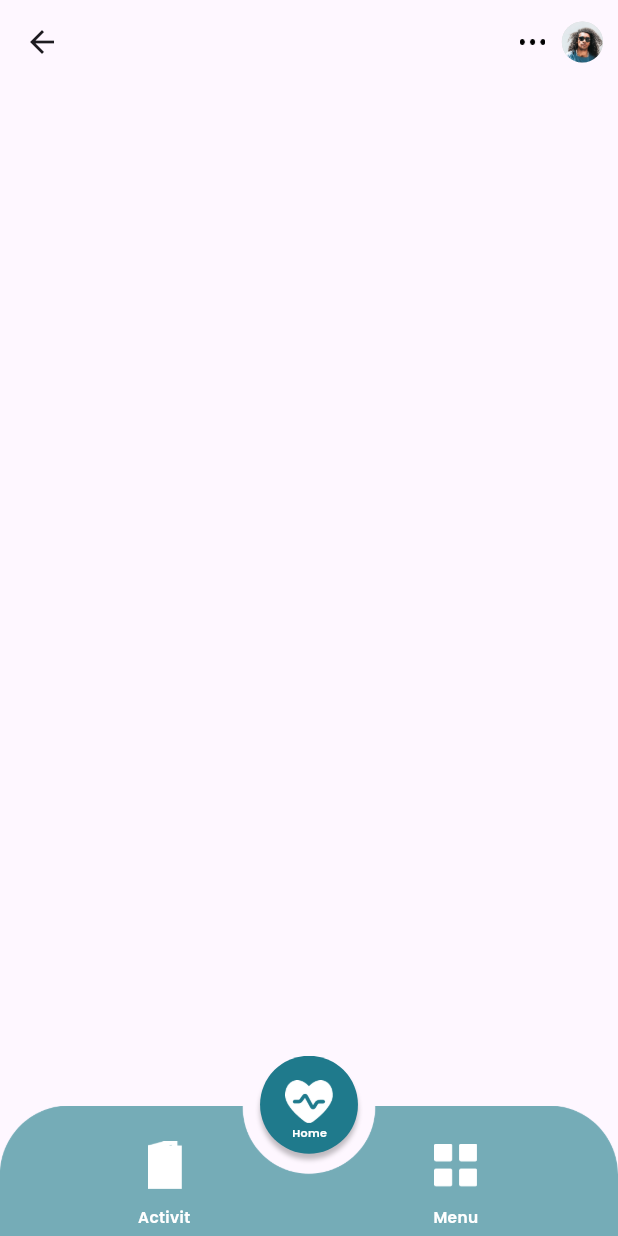
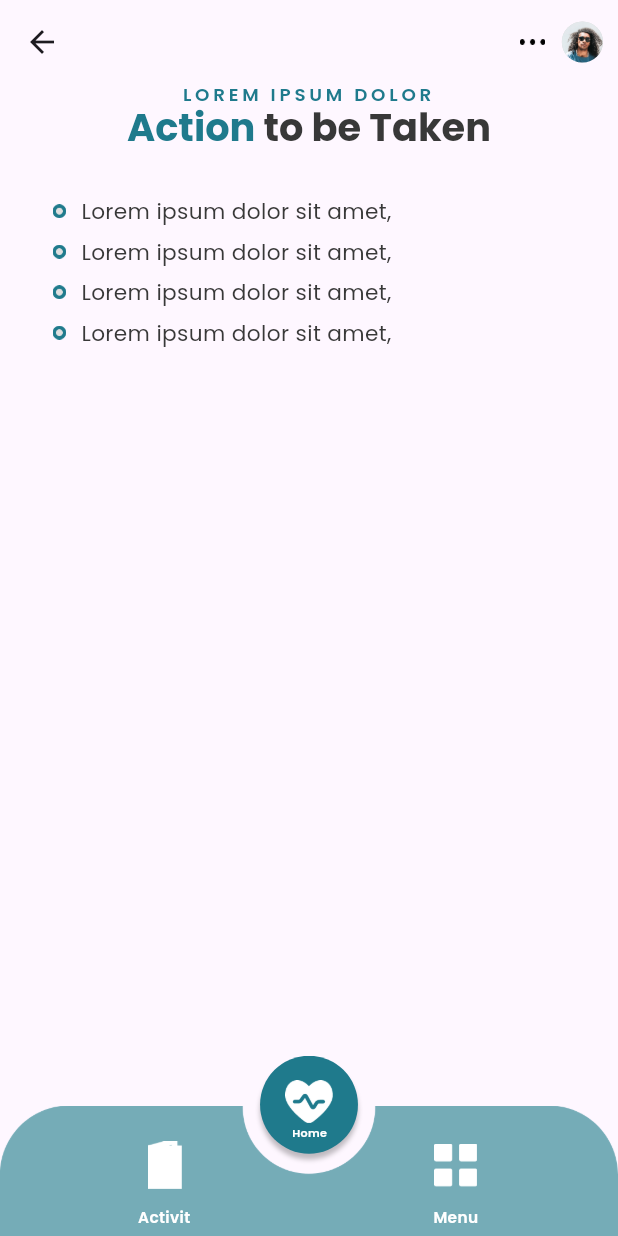
Before and after one commit to tavkeer/demo, a Flutter app: the ActionScreen screen opened directly, on a phone screen of 412 x 824 dp. Run offline on Flutter 3.47's test engine with Material 2 defaults, Android fonts, the light colour scheme and no system bars; our stand-ins replace google_fonts, percent_indicator, roundcheckbox.

Commit message:
final commit

```diff
--- a/lib/main.dart
+++ b/lib/main.dart
@@ -12,7 +12,7 @@ class MyApp extends StatelessWidget {
     return MaterialApp(
       debugShowCheckedModeBanner: false,
       theme: ThemeData(useMaterial3: true),
-      home: const MessageScreen(),
+      home: const LandingScreen(),
     );
   }
 }
--- a/lib/screens.dart
+++ b/lib/screens.dart
@@ -18,3 +18,5 @@ export 'package:demo/common_widgets/social_row.dart';
 export 'package:demo/views/sign_up/sign_up.dart';
 export 'package:demo/views/set_goals/components/check_boxlist.dart';
 export 'package:percent_indicator/circular_percent_indicator.dart';
+export 'package:demo/views/action_screen/action_screen.dart';
+export 'package:demo/views/sliding_pages_navigator/sliding_pages.dart';
--- a/lib/views/action_screen/action_screen.dart
+++ b/lib/views/action_screen/action_screen.dart
@@ -1,3 +1,4 @@
+// ignore_for_file: public_member_api_docs, sort_constructors_first
 import 'package:demo/screens.dart';
 
 class ActionScreen extends StatelessWidget {
@@ -9,6 +10,7 @@ class ActionScreen extends StatelessWidget {
     double fem = MediaQuery.of(context).size.width / baseWidth;
     double ffem = fem * 0.97;
     String androidPath = "assets/android-design/images";
+    final double width = MediaQuery.of(context).size.width;
     return Scaffold(
       appBar: AppBar(
         leading: IconButton(
@@ -45,8 +47,140 @@ class ActionScreen extends StatelessWidget {
           const SizedBox(width: 10),
         ],
       ),
+      body: SizedBox(
+        // autogroupc9rqwn6 (A5XfoVUeUR1o2MbucvC9RQ)
+
+        width: width,
+        child: Column(
+          crossAxisAlignment: CrossAxisAlignment.center,
+          children: [
+            SizedBox(
+              // group518quQ (165:515)
+
+              width: width,
+              child: Column(
+                crossAxisAlignment: CrossAxisAlignment.center,
+                children: [
+                  Container(
+                    // loremipsumdolorkmU (165:516)
+                    margin:
+                        EdgeInsets.fromLTRB(0 * fem, 0 * fem, 0 * fem, 2 * fem),
+                    child: Text(
+                      'LOREM IPSUM DOLOR',
+                      textAlign: TextAlign.center,
+                      style: safeGoogleFont(
+                        'Poppins',
+                        fontSize: 11 * ffem,
+                        fontWeight: FontWeight.w600,
+                        height: 1.2200000069 * ffem / fem,
+                        letterSpacing: 2.2 * fem,
+                        color: const Color(0xff1f7a8c),
+                      ),
+                    ),
+                  ),
+                  RichText(
+                    // actiontobetakene6A (165:517)
+                    textAlign: TextAlign.center,
+                    text: TextSpan(
+                      style: safeGoogleFont(
+                        'Poppins',
+                        fontSize: 23 * ffem,
+                        fontWeight: FontWeight.w700,
+                        height: 1.2200000597 * ffem / fem,
+                        color: const Color(0xff383838),
+                      ),
+                      children: [
+                        TextSpan(
+                          text: 'Action',
+                          style: safeGoogleFont(
+                            'Poppins',
+                            fontSize: 23 * ffem,
+                            fontWeight: FontWeight.w700,
+                            height: 1.2200000597 * ffem / fem,
+                            color: const Color(0xff1f7a8c),
+                          ),
+                        ),
+                        const TextSpan(
+                          text: ' to be Taken',
+                        ),
+                      ],
+                    ),
+                  ),
+                  const SizedBox(height: 30),
+                  ActionList(
+                    text: "Lorem ipsum dolor sit amet, ",
+                    width: width,
+                  ),
+                  const SizedBox(height: 10),
+                  ActionList(
+                    text: "Lorem ipsum dolor sit amet, ",
+                    width: width,
+                  ),
+                  const SizedBox(height: 10),
+                  ActionList(
+                    text: "Lorem ipsum dolor sit amet, ",
+                    width: width,
+                  ),
+                  const SizedBox(height: 10),
+                  ActionList(
+                    text: "Lorem ipsum dolor sit amet, ",
+                    width: width,
+                  )
+                ],
+              ),
+            ),
+          ],
+        ),
+      ),
       bottomNavigationBar:
           BottomNavBar(fem: fem, androidPath: androidPath, ffem: ffem),
     );
   }
 }
+
+class ActionList extends StatelessWidget {
+  final String text;
+  final double width;
+
+  const ActionList({
+    Key? key,
+    required this.text,
+    required this.width,
+  }) : super(key: key);
+
+  @override
+  Widget build(BuildContext context) {
+    double baseWidth = 360;
+    double fem = MediaQuery.of(context).size.width / baseWidth;
+    double ffem = fem * 0.97;
+    String androidPath = "assets/android-design/images";
+    return Container(
+      // group557fot (165:605)
+
+      width: width,
+      padding: const EdgeInsets.only(left: 35),
+      child: Row(
+        mainAxisAlignment: MainAxisAlignment.start,
+        crossAxisAlignment: CrossAxisAlignment.center,
+        children: [
+          Image.asset(
+            "$androidPath/group-556.png",
+            width: 8 * fem,
+            height: 8 * fem,
+          ),
+          const SizedBox(width: 10),
+          Text(
+            text,
+            style: safeGoogleFont(
+              'Poppins',
+              fontSize: 13 * ffem,
+              fontWeight: FontWeight.w400,
+              height: 1.220000047 * ffem / fem,
+              color: const Color(0xff383838),
+            ),
+          ),
+        ],
+      ),
+    );
+  }
+}
--- a/lib/views/log_in/body.dart
+++ b/lib/views/log_in/body.dart
@@ -231,7 +231,7 @@ class Body extends StatelessWidget {
                             onTap: () => Navigator.push(
                               context,
                               MaterialPageRoute(
-                                builder: (context) => const MessageScreen(),
+                                builder: (context) => const SlidingPages(),
                               ),
                             ),
                             child: Text(
--- a/lib/views/sign_up/body.dart
+++ b/lib/views/sign_up/body.dart
@@ -185,7 +185,7 @@ class Body extends StatelessWidget {
                     onTap: () => Navigator.push(
                       context,
                       MaterialPageRoute(
-                        builder: (context) => const MessageScreen(),
+                        builder: (context) => const SlidingPages(),
                       ),
                     ),
                     child: SignUpButton(fem: fem, ffem: ffem),
--- /dev/null
+++ b/lib/views/sliding_pages_navigator/sliding_pages.dart
@@ -0,0 +1,30 @@
+import 'package:demo/screens.dart';
+import 'package:demo/views/action_screen/action_screen.dart';
+import 'package:demo/views/camera/camera_screen.dart';
+import 'package:demo/views/financial_goal/financial_goal_screen.dart';
+import 'package:demo/views/home/home_screen.dart';
+import 'package:demo/views/instruction_screen/inst_page.dart';
+import 'package:demo/views/set_goals/set_goals_page.dart';
+import 'package:demo/views/test_result/test_result_screen.dart';
+
+class SlidingPages extends StatelessWidget {
+  const SlidingPages({super.key});
+
+  @override
+  Widget build(BuildContext context) {
+    return Scaffold(
+      body: PageView(
+        children: const [
+          HomeScreen(),
+          MessageScreen(),
+          CameraScreen(),
+          SetGoalsPage(),
+          InstructionPage(),
+          TestResultScreen(),
+          FinancialGoalScreen(),
+          ActionScreen(),
+        ],
+      ),
+    );
+  }
+}
```
